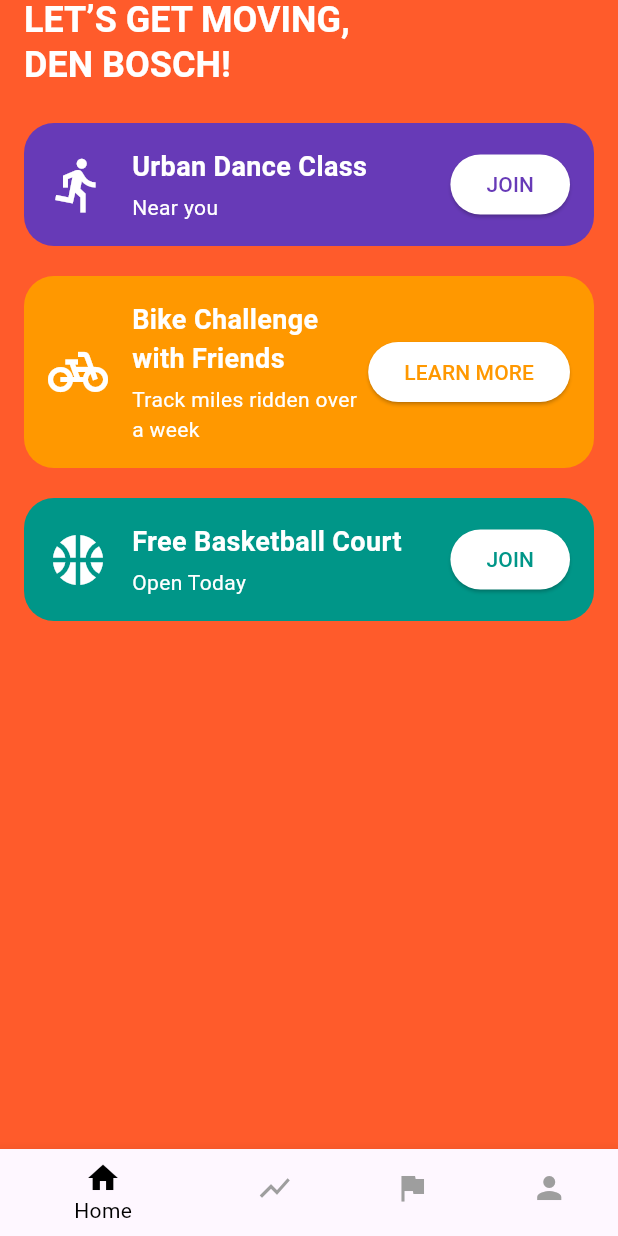
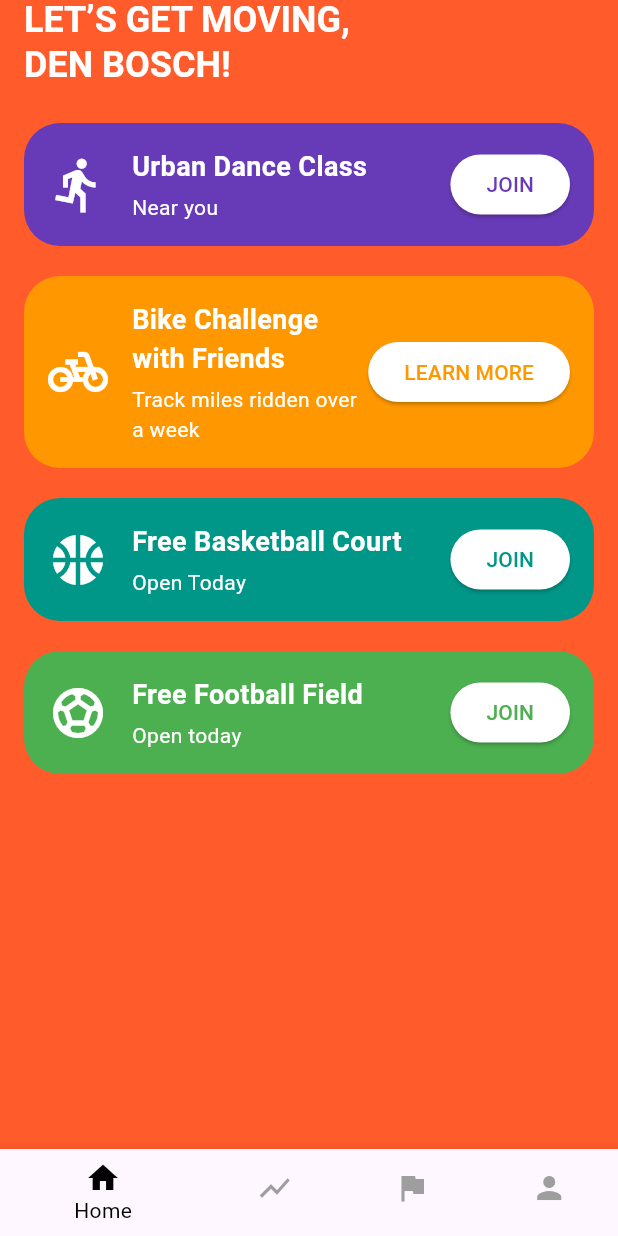
Before and after one commit to luisfilipe89/move_young, a Flutter app: the screen it shows after launch, on a phone screen of 412 x 824 dp. Run offline on Flutter 3.47's test engine with Material 3 defaults, Android fonts, the phone set to English and light mode, and no system bars.

Commit message:
Football field screen

```diff
--- a/lib/screens/home_screen.dart
+++ b/lib/screens/home_screen.dart
@@ -1,5 +1,8 @@
 import 'package:flutter/material.dart';
 import '../widgets/activity_card.dart';
+import '../screens/fields/football_field_screen.dart';
+
+
 
 class HomeScreen extends StatelessWidget {
   const HomeScreen({super.key});
@@ -45,6 +48,19 @@ class HomeScreen extends StatelessWidget {
               backgroundColor: Colors.teal,
               onPressed: () {},
             ),
+            ActivityCard(
+              title: "Free Football Field",
+              subtitle: "Open today",
+              buttonText: "JOIN",
+              icon: Icons.sports_soccer,
+              backgroundColor: Colors.green,
+              onPressed: () {
+                Navigator.push(
+                  context,
+                  MaterialPageRoute(builder: (context) => const FootballFieldScreen()),
+                  );},
+            ),
+
           ],
         ),
       ),
--- a/lib/widgets/activity_card.dart
+++ b/lib/widgets/activity_card.dart
@@ -25,7 +25,7 @@ class ActivityCard extends StatelessWidget {
       padding: const EdgeInsets.all(16),
       decoration: BoxDecoration(
         color: backgroundColor,
-        borderRadius: BorderRadius.circular(20),
+        borderRadius: BorderRadius.circular(24),
       ),
       child: Row(
         children: [
@@ -35,12 +35,22 @@ class ActivityCard extends StatelessWidget {
             child: Column(
               crossAxisAlignment: CrossAxisAlignment.start,
               children: [
-                Text(title,
-                    style: const TextStyle(
-                        fontSize: 18, fontWeight: FontWeight.bold, color: Colors.white)),
+                Text(
+                  title,
+                  style: const TextStyle(
+                    fontSize: 18,
+                    fontWeight: FontWeight.bold,
+                    color: Colors.white,
+                  ),
+                ),
                 const SizedBox(height: 4),
-                Text(subtitle,
-                    style: const TextStyle(fontSize: 14, color: Colors.white)),
+                Text(
+                  subtitle,
+                  style: const TextStyle(
+                    fontSize: 14,
+                    color: Colors.white,
+                  ),
+                ),
               ],
             ),
           ),
@@ -49,6 +59,9 @@ class ActivityCard extends StatelessWidget {
             style: ElevatedButton.styleFrom(
               backgroundColor: Colors.white,
               foregroundColor: backgroundColor,
+              shape: RoundedRectangleBorder(
+                borderRadius: BorderRadius.circular(30),
+              ),
             ),
             child: Text(buttonText),
           )
```
Also changed, not shown: lib/screens/fields/football_field_screen.dart (added, +48 -0 lines).
